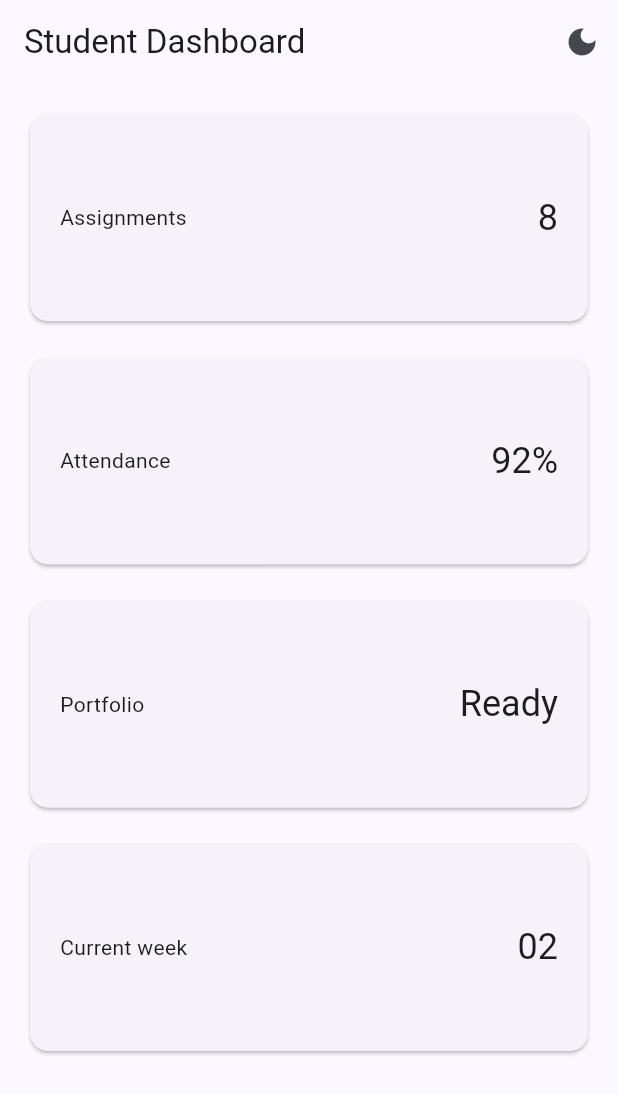
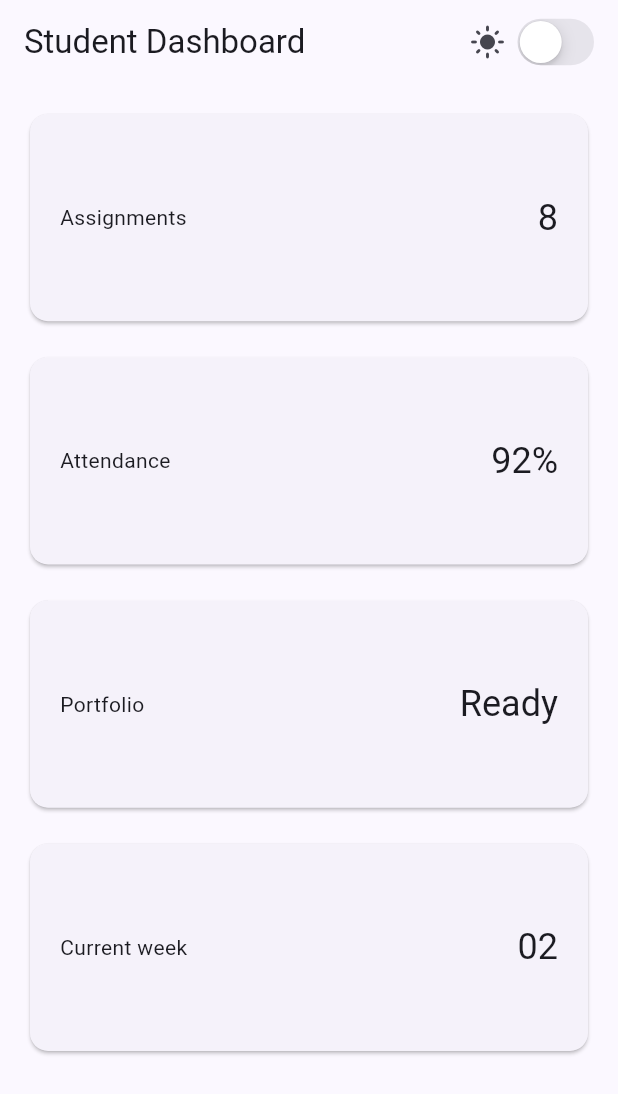
Before and after one commit to FebryanAkt/febryan-mobile-course, a Flutter app: the screen it shows after launch, on a phone screen of 412 x 824 dp. Shown: the top 1094 px of the screen. Run offline on Flutter 3.47's test engine with Material 3 defaults, Android fonts, the phone set to English and light mode, and no system bars.

Commit message:
Menyesuaikan DashboardPage agar menerima state dan callback

```diff
--- a/responsive_dashboard/lib/main.dart
+++ b/responsive_dashboard/lib/main.dart
@@ -1,3 +1,4 @@
+import 'package:flutter/cupertino.dart';
 import 'package:flutter/material.dart';
 
 void main() => runApp(const DashboardApp());
@@ -33,11 +34,10 @@ class _DashboardAppState extends State<DashboardApp> {
 
 class DashboardPage extends StatelessWidget {
   const DashboardPage({
-    super.key,
     required this.isDark,
     required this.onDarkChanged,
+    super.key,
   });
-
   final bool isDark;
   final ValueChanged<bool> onDarkChanged;
 
@@ -47,10 +47,16 @@ class DashboardPage extends StatelessWidget {
       appBar: AppBar(
         title: const Text('Student Dashboard'),
         actions: [
-          IconButton(
-            icon: Icon(isDark ? Icons.light_mode : Icons.dark_mode),
-            tooltip: isDark ? 'Switch to Light Mode' : 'Switch to Dark Mode',
-            onPressed: () => onDarkChanged(!isDark),
+          Row(
+            children: [
+              Icon(isDark ? Icons.dark_mode : Icons.light_mode),
+              const SizedBox(width: 4),
+              CupertinoSwitch(
+                value: isDark,
+                onChanged: onDarkChanged,
+              ),
+              const SizedBox(width: 12),
+            ],
           ),
         ],
       ),
```
